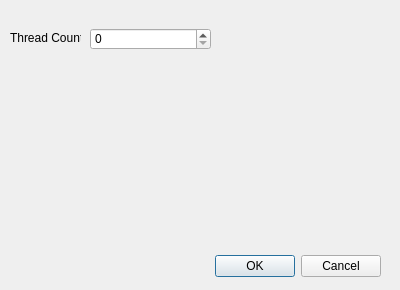
ambiesoft/SceneExplorer, file src/option.ui: the form before one commit.
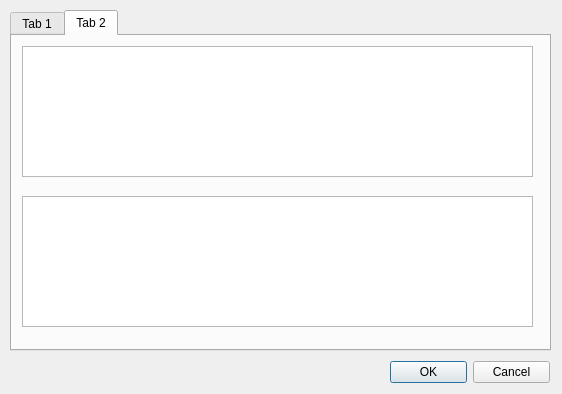
The form after the commit.

The edit to the form file:
```diff
--- a/src/option.ui
+++ b/src/option.ui
@@ -6,26 +6,20 @@
    <rect>
     <x>0</x>
     <y>0</y>
-    <width>400</width>
-    <height>290</height>
+    <width>562</width>
+    <height>394</height>
    </rect>
   </property>
-  <property name="sizePolicy">
-   <sizepolicy hsizetype="Fixed" vsizetype="Fixed">
-    <horstretch>0</horstretch>
-    <verstretch>0</verstretch>
-   </sizepolicy>
-  </property>
   <property name="windowTitle">
    <string>Dialog</string>
   </property>
   <widget class="QDialogButtonBox" name="buttonBox">
    <property name="geometry">
     <rect>
-     <x>40</x>
-     <y>250</y>
-     <width>341</width>
-     <height>32</height>
+     <x>390</x>
+     <y>360</y>
+     <width>160</width>
+     <height>25</height>
     </rect>
    </property>
    <property name="orientation">
@@ -35,28 +29,60 @@
     <set>QDialogButtonBox::Cancel|QDialogButtonBox::Ok</set>
    </property>
   </widget>
-  <widget class="QSpinBox" name="spinMaxFFmpegCount">
-   <property name="geometry">
-    <rect>
-     <x>90</x>
-     <y>28</y>
-     <width>121</width>
-     <height>22</height>
-    </rect>
-   </property>
-  </widget>
-  <widget class="QLabel" name="label">
+  <widget class="QTabWidget" name="tabWidget">
    <property name="geometry">
     <rect>
      <x>10</x>
-     <y>30</y>
-     <width>71</width>
-     <height>16</height>
+     <y>10</y>
+     <width>541</width>
+     <height>341</height>
     </rect>
    </property>
-   <property name="text">
-    <string>Thread Count:</string>
+   <property name="currentIndex">
+    <number>1</number>
    </property>
+   <widget class="QWidget" name="tabGeneral">
+    <attribute name="title">
+     <string>Tab 1</string>
+    </attribute>
+    <layout class="QFormLayout" name="formLayout">
+     <item row="0" column="0">
+      <widget class="QLabel" name="label">
+       <property name="text">
+        <string>Thread Count:</string>
+       </property>
+      </widget>
+     </item>
+     <item row="0" column="1">
+      <widget class="QSpinBox" name="spinMaxFFmpegCount"/>
+     </item>
+    </layout>
+   </widget>
+   <widget class="QWidget" name="tab_2">
+    <attribute name="title">
+     <string>Tab 2</string>
+    </attribute>
+    <widget class="QPlainTextEdit" name="plainTextEdit">
+     <property name="geometry">
+      <rect>
+       <x>10</x>
+       <y>160</y>
+       <width>511</width>
+       <height>131</height>
+      </rect>
+     </property>
+    </widget>
+    <widget class="QPlainTextEdit" name="plainTextEdit_2">
+     <property name="geometry">
+      <rect>
+       <x>10</x>
+       <y>10</y>
+       <width>511</width>
+       <height>131</height>
+      </rect>
+     </property>
+    </widget>
+   </widget>
   </widget>
  </widget>
  <resources/>
```
